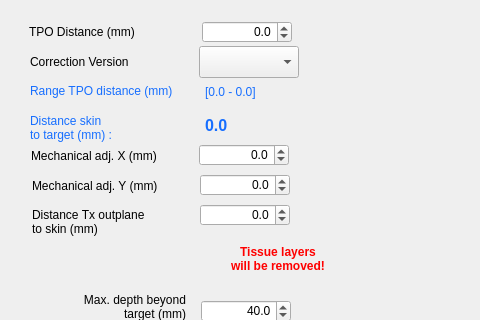
Above: BabelBrain/Babel_CTX500/form.ui from ProteusMRIgHIFU/BabelBrain before the change; both pictures show x 0 to 480 and y 0 to 320 of the 1251 by 471 pixel window. Below: the same form after it.
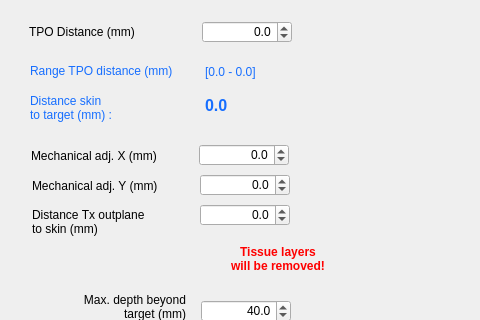
That is the form after the change.

Commit message: Move correction of CTX500 to Advanced Options dialog

The edit to the form file:
```diff
--- a/BabelBrain/Babel_CTX500/form.ui
+++ b/BabelBrain/Babel_CTX500/form.ui
@@ -74,7 +74,7 @@
    <property name="geometry">
     <rect>
      <x>205</x>
-     <y>110</y>
+     <y>90</y>
      <width>76</width>
      <height>31</height>
     </rect>
@@ -99,7 +99,7 @@
    <property name="geometry">
     <rect>
      <x>30</x>
-     <y>112</y>
+     <y>92</y>
      <width>150</width>
      <height>31</height>
     </rect>
@@ -119,7 +119,7 @@
    <property name="geometry">
     <rect>
      <x>30</x>
-     <y>75</y>
+     <y>55</y>
      <width>159</width>
      <height>31</height>
     </rect>
@@ -138,7 +138,7 @@
    <property name="geometry">
     <rect>
      <x>205</x>
-     <y>80</y>
+     <y>60</y>
      <width>88</width>
      <height>23</height>
     </rect>
@@ -422,29 +422,6 @@
     <string>Calculate Mechanical Adjustments</string>
    </property>
   </widget>
-  <widget class="QLabel" name="label_26">
-   <property name="geometry">
-    <rect>
-     <x>30</x>
-     <y>52</y>
-     <width>143</width>
-     <height>20</height>
-    </rect>
-   </property>
-   <property name="text">
-    <string>Correction Version</string>
-   </property>
-  </widget>
-  <widget class="QComboBox" name="CorrectioncomboBox">
-   <property name="geometry">
-    <rect>
-     <x>199</x>
-     <y>46</y>
-     <width>100</width>
-     <height>32</height>
-    </rect>
-   </property>
-  </widget>
  </widget>
  <tabstops>
   <tabstop>TPODistanceSpinBox</tabstop>
```
Left out of the diff: 1 changed line with no effect on the pictures. The commit also changes 6 other files.
